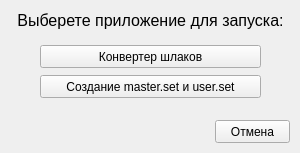
Before: the Qt Designer form Qt/IRtools/prepfilesdialog.ui in AsAsgard/BigBlackHole, drawn with Qt 5.
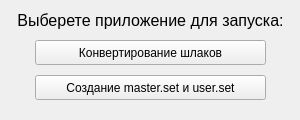
After: the same form once the commit is applied.

Patch:
```diff
--- a/Qt/IRtools/prepfilesdialog.ui
+++ b/Qt/IRtools/prepfilesdialog.ui
@@ -7,39 +7,28 @@
     <x>0</x>
     <y>0</y>
     <width>300</width>
-    <height>153</height>
+    <height>120</height>
    </rect>
   </property>
   <property name="windowTitle">
    <string>Выбор программы подготовки файлов</string>
   </property>
-  <widget class="QPushButton" name="Cancel">
-   <property name="geometry">
-    <rect>
-     <x>215</x>
-     <y>120</y>
-     <width>75</width>
-     <height>23</height>
-    </rect>
-   </property>
-   <property name="text">
-    <string>Отмена</string>
-   </property>
-   <property name="autoDefault">
-    <bool>false</bool>
-   </property>
-  </widget>
   <widget class="QPushButton" name="SlagsConverter">
    <property name="geometry">
     <rect>
-     <x>40</x>
-     <y>45</y>
-     <width>221</width>
-     <height>23</height>
+     <x>35</x>
+     <y>40</y>
+     <width>231</width>
+     <height>25</height>
     </rect>
    </property>
+   <property name="font">
+    <font>
+     <pointsize>9</pointsize>
+    </font>
+   </property>
    <property name="text">
-    <string>Конвертер шлаков</string>
+    <string>Конвертирование шлаков</string>
    </property>
    <property name="autoDefault">
     <bool>false</bool>
@@ -69,12 +58,17 @@
   <widget class="QPushButton" name="SetFilesMaker">
    <property name="geometry">
     <rect>
-     <x>40</x>
+     <x>35</x>
      <y>75</y>
-     <width>221</width>
-     <height>23</height>
+     <width>231</width>
+     <height>25</height>
     </rect>
    </property>
+   <property name="font">
+    <font>
+     <pointsize>9</pointsize>
+    </font>
+   </property>
    <property name="text">
     <string>Создание master.set и user.set</string>
    </property>
```
Left out of the diff: 19 changed lines with no effect on the pictures.
